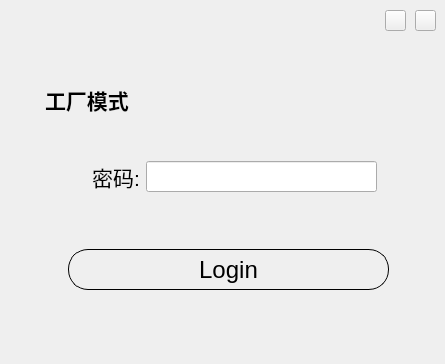
This is InterfacialDesign/Login/loginform.ui in xb985547608/VIDICON as Qt 5 draws it before an edit. The edited form follows.
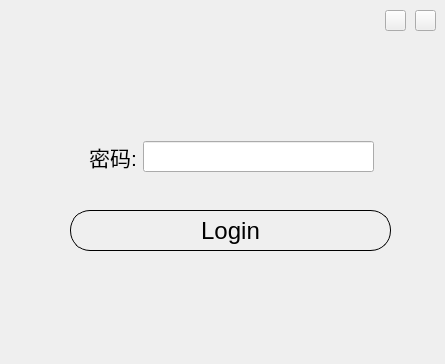
This is the edited form. Icons and pictures are not drawn. Custom widgets are drawn as their Qt base class.

Patch:
```diff
--- a/InterfacialDesign/Login/loginform.ui
+++ b/InterfacialDesign/Login/loginform.ui
@@ -31,8 +31,8 @@
   <widget class="QPushButton" name="btnLogin">
    <property name="geometry">
     <rect>
-     <x>68</x>
-     <y>249</y>
+     <x>70</x>
+     <y>210</y>
      <width>321</width>
      <height>41</height>
     </rect>
@@ -127,60 +127,11 @@
     <set>Qt::AlignCenter</set>
    </property>
   </widget>
-  <widget class="QLabel" name="label">
-   <property name="geometry">
-    <rect>
-     <x>45</x>
-     <y>85</y>
-     <width>101</width>
-     <height>30</height>
-    </rect>
-   </property>
-   <property name="font">
-    <font>
-     <pointsize>16</pointsize>
-     <weight>75</weight>
-     <bold>true</bold>
-    </font>
-   </property>
-   <property name="styleSheet">
-    <string notr="true">border-image:url();
-color:black</string>
-   </property>
-   <property name="text">
-    <string>工厂模式</string>
-   </property>
-  </widget>
-  <widget class="QWidget" name="sbFactoryMode" native="true">
-   <property name="geometry">
-    <rect>
-     <x>152</x>
-     <y>83</y>
-     <width>94</width>
-     <height>35</height>
-    </rect>
-   </property>
-   <property name="minimumSize">
-    <size>
-     <width>94</width>
-     <height>35</height>
-    </size>
-   </property>
-   <property name="maximumSize">
-    <size>
-     <width>94</width>
-     <height>35</height>
-    </size>
-   </property>
-   <property name="styleSheet">
-    <string notr="true">border-image:url()</string>
-   </property>
-  </widget>
   <widget class="QWidget" name="layoutWidget">
    <property name="geometry">
     <rect>
-     <x>79</x>
-     <y>160</y>
+     <x>76</x>
+     <y>140</y>
      <width>300</width>
      <height>33</height>
     </rect>
```
